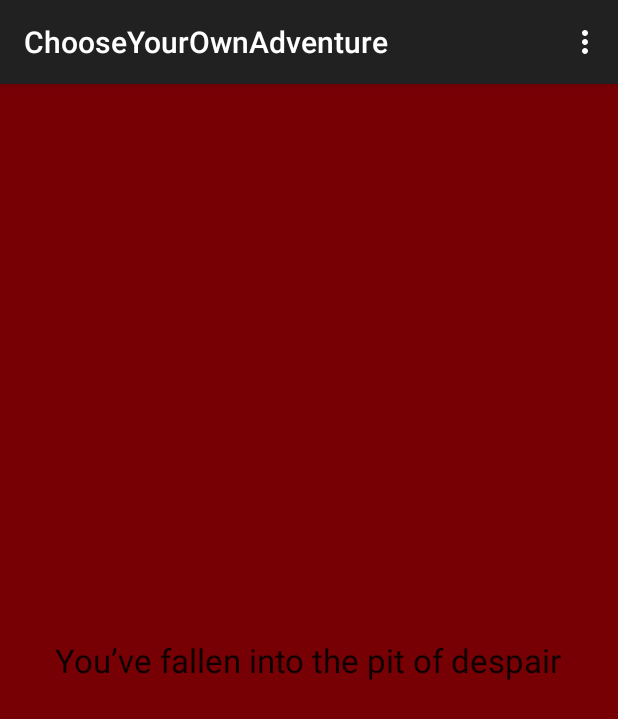
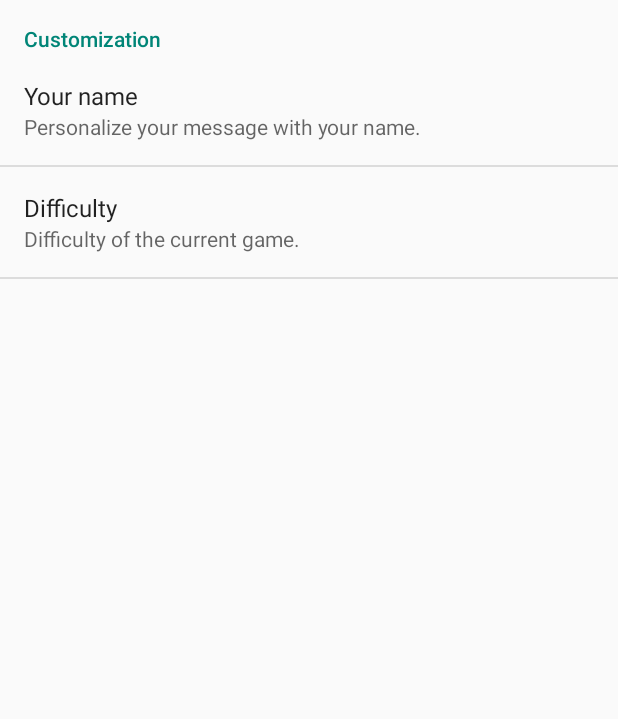
Before and after one commit to agustinglobant/ChooseYourOwnAdventure, an Android app: the screen it shows after launch (FragmentContainerActivity before the commit, AppSettingsActivity after it), in the options menu, after a tap on "Settings", on a phone screen of 412 x 824 dp. Shown: the top 719 px of the screen. Run offline under Robolectric (Android 15) with nearby library versions, the phone set to English and light mode, and no system bars.

Commit message:
Add PreferenceFragment

```diff
--- a/src/main/AndroidManifest.xml
+++ b/src/main/AndroidManifest.xml
@@ -16,18 +16,12 @@
                 <category android:name="android.intent.category.LAUNCHER" />
             </intent-filter>
         </activity>
-        <activity
-            android:name=".AlleyActivity"
-            android:label="@string/title_activity_alley" >
-        </activity>
-        <activity
-            android:name=".RoomActivity"
-            android:label="@string/title_activity_room" >
-        </activity>
-        <activity
-            android:name=".ResultActivity"
-            android:label="@string/title_activity_result" >
-        </activity>
+        <activity android:name=".AppSettingsActivity"
+            android:label="@string/title_activity_settings">
+            <meta-data
+                android:name="android.support.PARENT_ACTIVITY"
+                android:value="co.mobilemakers.chooseyourownadventure.FragmentContainerActivity" />
+            </activity>
     </application>
 
 </manifest>
--- /dev/null
+++ b/src/main/java/co/mobilemakers/chooseyourownadventure/AppSettingsActivity.java
@@ -0,0 +1,27 @@
+package co.mobilemakers.chooseyourownadventure;
+
+import android.app.Activity;
+import android.os.Bundle;
+import android.preference.PreferenceFragment;
+
+/**
+ * Created by agustin.gugliotta on 30/01/2015.
+ */
+public class AppSettingsActivity extends Activity {
+    public static class AppSettingFragment extends PreferenceFragment {
+        @Override
+        public void onCreate(Bundle savedInstanceState) {
+            super.onCreate(savedInstanceState);
+            addPreferencesFromResource(R.xml.settings);
+        }
+    }
+
+    @Override
+    protected void onCreate(Bundle savedInstanceState) {
+        super.onCreate(savedInstanceState);
+        setContentView(R.layout.activity_settings);
+        getFragmentManager().beginTransaction().
+                add(R.id.settigs, new AppSettingFragment()).
+                commit();
+    }
+}
--- a/src/main/java/co/mobilemakers/chooseyourownadventure/FragmentContainerActivity.java
+++ b/src/main/java/co/mobilemakers/chooseyourownadventure/FragmentContainerActivity.java
@@ -1,8 +1,10 @@
 package co.mobilemakers.chooseyourownadventure;
 
+import android.app.Activity;
 import android.app.Fragment;
 import android.content.Context;
 import android.content.Intent;
+import android.support.v7.app.ActionBar;
 import android.support.v7.app.ActionBarActivity;
 import android.os.Bundle;
 import android.view.Menu;
@@ -18,11 +20,18 @@ public class FragmentContainerActivity extends ActionBarActivity {
     protected void onCreate(Bundle savedInstanceState) {
         super.onCreate(savedInstanceState);
         setContentView(R.layout.activity_fragment_container);
+        actionBarCustomization();
 
         if (savedInstanceState == null){
             StartFragment startFragment = new StartFragment();
             getFragmentManager().beginTransaction().add(R.id.main_layout, startFragment).commit();
         }
+    }
+
+    private void actionBarCustomization() {
+        ActionBar actionBar = getSupportActionBar();
+        actionBar.setTitle(R.string.action_bar_title);
+        actionBar.setDisplayShowHomeEnabled(true);
     }
 
 
@@ -40,9 +49,11 @@ public class FragmentContainerActivity extends ActionBarActivity {
         // as you specify a parent activity in AndroidManifest.xml.
         int id = item.getItemId();
 
-        //noinspection SimplifiableIfStatement
-        if (id == R.id.action_settings) {
-            return true;
+        switch (id) {
+            case R.id.action_settings:
+                Intent intent = new Intent(this, AppSettingsActivity.class);
+                startActivity(intent);
+                return true;
         }
 
         return super.onOptionsItemSelected(item);
--- a/src/main/java/co/mobilemakers/chooseyourownadventure/ResultFragment.java
+++ b/src/main/java/co/mobilemakers/chooseyourownadventure/ResultFragment.java
@@ -1,8 +1,10 @@
 package co.mobilemakers.chooseyourownadventure;
 
 
+import android.content.SharedPreferences;
 import android.os.Bundle;
 import android.app.Fragment;
+import android.preference.PreferenceManager;
 import android.view.LayoutInflater;
 import android.view.View;
 import android.view.ViewGroup;
@@ -13,7 +15,8 @@ import android.widget.TextView;
  * A simple {@link Fragment} subclass.
  */
 public class ResultFragment extends Fragment {
-
+    public static final String USERNAME_PREFERENCE  = "username_preference";
+    public static final String DIFFICULTY_PREFERENCE = "difficulty_preference";
 
     public ResultFragment() {
         // Required empty public constructor
@@ -25,12 +28,16 @@ public class ResultFragment extends Fragment {
                              Bundle savedInstanceState) {
         // Inflate the layout for this fragment
         View rootView = inflater.inflate(R.layout.fragment_result, container, false);
+        SharedPreferences sharedPreferences = PreferenceManager.getDefaultSharedPreferences(getActivity());
+        String username = sharedPreferences.getString(USERNAME_PREFERENCE, getString(R.string.default_username));
+        username += ", Brave fighter";
+        int difficulty = Integer.valueOf(sharedPreferences.getString(DIFFICULTY_PREFERENCE, "0"));
         TextView mTextView = (TextView) rootView.findViewById(R.id.result_message);
         int winOrLose = getArguments().getInt("win_or_lose");
-        if (winOrLose >= 5) {
-            mTextView.setText("You’ve reached the gold!");
+        if (winOrLose >= (5 + difficulty)) {
+            mTextView.setText(username+" You’ve reached the gold!");
         } else {
-            mTextView.setText("You’ve fallen into the pit of despair");
+            mTextView.setText(username+" You’ve fallen into the pit of despair "+username);
         }
 
         return rootView;
--- /dev/null
+++ b/src/main/res/layout/activity_settings.xml
@@ -0,0 +1,11 @@
+<?xml version="1.0" encoding="utf-8"?>
+<LinearLayout xmlns:android="http://schemas.android.com/apk/res/android"
+    android:orientation="vertical" android:layout_width="match_parent"
+    android:layout_height="match_parent">
+
+    <FrameLayout
+        android:id="@+id/settigs"
+        android:layout_width="match_parent"
+        android:layout_height="match_parent"
+        android:layout_gravity="center_horizontal"></FrameLayout>
+</LinearLayout>
--- /dev/null
+++ b/src/main/res/values/difficulty_settings.xml
@@ -0,0 +1,13 @@
+<?xml version="1.0" encoding="utf-8"?>
+<resources>
+    <string-array name="difficulty_options">
+        <item>Easy</item>
+        <item>Medium</item>
+        <item>Hard</item>
+    </string-array>
+    <string-array name="difficulty_values">
+        <item>0</item>
+        <item>1</item>
+        <item>2</item>
+    </string-array>
+</resources>
--- a/src/main/res/values/strings.xml
+++ b/src/main/res/values/strings.xml
@@ -19,5 +19,12 @@
     <string name="hello_world">Hello world!</string>
     <string name="title_activity_room">RoomActivity</string>
     <string name="title_activity_result">ResultActivity</string>
-
+    <string name="pref_category_customization">Customization</string>
+    <string name="pref_username_title">Your name</string>
+    <string name="pref_username_summary">Personalize your message with your name.</string>
+    <string name="pref_difficulty_level">Difficulty</string>
+    <string name="pref_difficulty_summary">Difficulty of the current game.</string>
+    <string name="action_bar_title">C.Y.O.A.</string>
+    <string name="title_activity_settings">Settings</string>
+    <string name="default_username">my friend</string>
 </resources>
--- /dev/null
+++ b/src/main/res/xml/settings.xml
@@ -0,0 +1,15 @@
+<?xml version="1.0" encoding="utf-8"?>
+<PreferenceScreen xmlns:android="http://schemas.android.com/apk/res/android">
+    <PreferenceCategory android:title="@string/pref_category_customization">
+        <EditTextPreference
+            android:key="username_preference"
+            android:title="@string/pref_username_title"
+            android:summary="@string/pref_username_summary"/>
+        <ListPreference
+            android:key="difficulty_preference"
+            android:title="@string/pref_difficulty_level"
+            android:summary="@string/pref_difficulty_summary"
+            android:entries="@array/difficulty_options"
+            android:entryValues="@array/difficulty_values" />
+    </PreferenceCategory>
+</PreferenceScreen>
```
